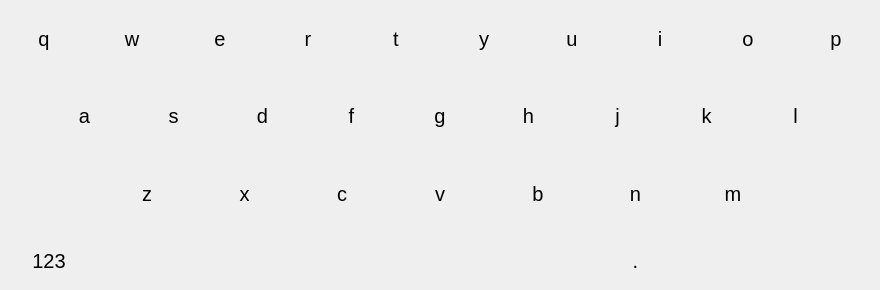
This is keyboardwindow.ui in vicr123/ts-kbd as Qt 5 draws it before an edit. The edited form follows.
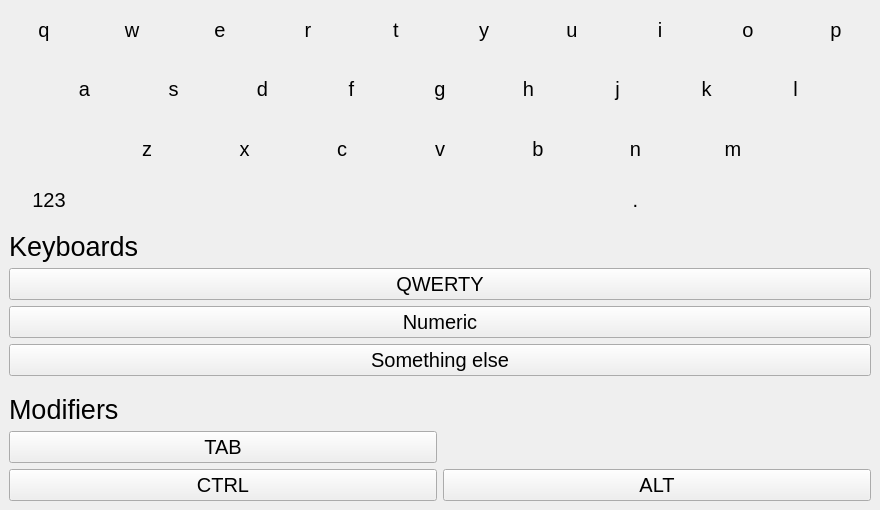
This is the edited form. Icons and pictures are not drawn.

What changed in the file:
```diff
--- a/keyboardwindow.ui
+++ b/keyboardwindow.ui
@@ -6,8 +6,8 @@
    <rect>
     <x>0</x>
     <y>0</y>
-    <width>874</width>
-    <height>290</height>
+    <width>880</width>
+    <height>510</height>
    </rect>
   </property>
   <property name="font">
@@ -1561,7 +1561,7 @@
          </sizepolicy>
         </property>
         <property name="text">
-         <string> </string>
+         <string/>
         </property>
         <property name="flat">
          <bool>true</bool>
@@ -1635,6 +1635,108 @@
      </layout>
     </widget>
    </item>
+   <item>
+    <widget class="QFrame" name="otherKeyboardsFrame">
+     <property name="autoFillBackground">
+      <bool>true</bool>
+     </property>
+     <property name="frameShape">
+      <enum>QFrame::NoFrame</enum>
+     </property>
+     <property name="frameShadow">
+      <enum>QFrame::Raised</enum>
+     </property>
+     <layout class="QVBoxLayout" name="verticalLayout_3">
+      <item>
+       <widget class="QLabel" name="label">
+        <property name="font">
+         <font>
+          <pointsize>20</pointsize>
+         </font>
+        </property>
+        <property name="text">
+         <string>Keyboards</string>
+        </property>
+       </widget>
+      </item>
+      <item>
+       <widget class="QPushButton" name="pushButton_7">
+        <property name="text">
+         <string>QWERTY</string>
+        </property>
+       </widget>
+      </item>
+      <item>
+       <widget class="QPushButton" name="pushButton_43">
+        <property name="text">
+         <string>Numeric</string>
+        </property>
+       </widget>
+      </item>
+      <item>
+       <widget class="QPushButton" name="pushButton_44">
+        <property name="text">
+         <string>Something else</string>
+        </property>
+       </widget>
+      </item>
+     </layout>
+    </widget>
+   </item>
+   <item>
+    <widget class="QFrame" name="modifierKeys">
+     <property name="autoFillBackground">
+      <bool>true</bool>
+     </property>
+     <property name="frameShape">
+      <enum>QFrame::NoFrame</enum>
+     </property>
+     <property name="frameShadow">
+      <enum>QFrame::Raised</enum>
+     </property>
+     <layout class="QGridLayout" name="gridLayout_2">
+      <item row="0" column="0">
+       <widget class="QLabel" name="label_2">
+        <property name="font">
+         <font>
+          <pointsize>20</pointsize>
+         </font>
+        </property>
+        <property name="text">
+         <string>Modifiers</string>
+        </property>
+       </widget>
+      </item>
+      <item row="2" column="0">
+       <widget class="QPushButton" name="ctrlKey">
+        <property name="text">
+         <string>CTRL</string>
+        </property>
+        <property name="checkable">
+         <bool>true</bool>
+        </property>
+       </widget>
+      </item>
+      <item row="2" column="1">
+       <widget class="QPushButton" name="altKey">
+        <property name="text">
+         <string>ALT</string>
+        </property>
+        <property name="checkable">
+         <bool>true</bool>
+        </property>
+       </widget>
+      </item>
+      <item row="1" column="0">
+       <widget class="QPushButton" name="tabButton">
+        <property name="text">
+         <string>TAB</string>
+        </property>
+       </widget>
+      </item>
+     </layout>
+    </widget>
+   </item>
   </layout>
  </widget>
  <resources/>
```
Left out of the diff: 21 changed lines with no effect on the pictures.
